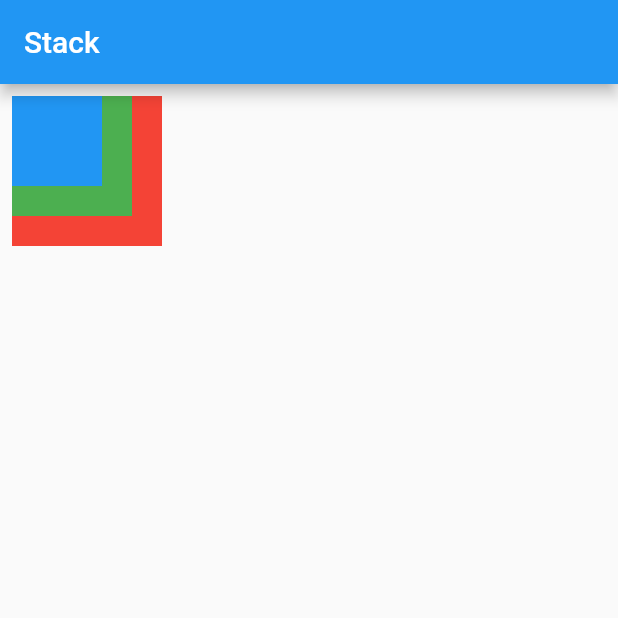
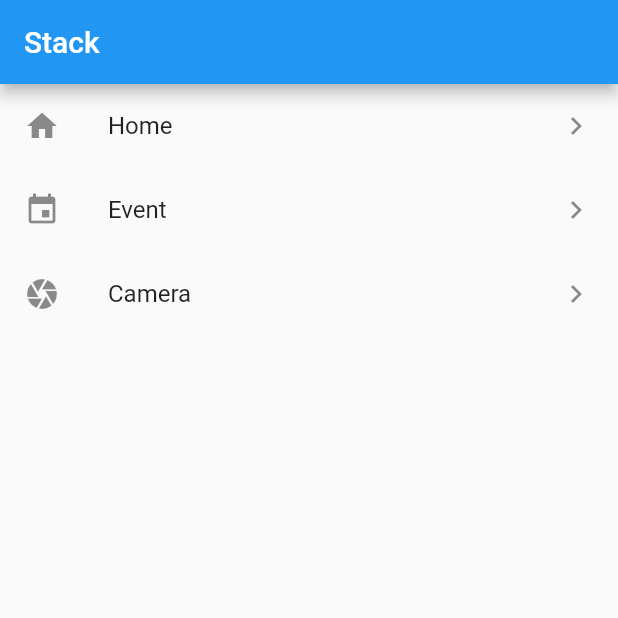
Before and after one commit to chihyeonWON/Flutter-Widget, a Flutter app: the screen it shows after launch, on a phone screen of 412 x 824 dp, the top half of it. Run offline on Flutter 3.47's test engine with Material 2 defaults, Android fonts, the phone set to English and light mode, and no system bars.

Commit message:
ListView, ListTile 실습

```diff
--- a/lib/main.dart
+++ b/lib/main.dart
@@ -16,6 +16,8 @@ class MyApp extends StatelessWidget {
 }
 // 여기까지는 공통코드
 
+final items = List.generate(100, (i)=>i).toList();
+
 //여기부터 수정
 class MyHomePage extends StatelessWidget {
   @override
@@ -24,31 +26,29 @@ class MyHomePage extends StatelessWidget {
       appBar: AppBar(
         title: Text('Stack'),
       ),
-      body: Stack (
-        children: <Widget>[
-          Container(
-            color: Colors.red,
-            width: 100,
-            height: 100,
-            padding: const EdgeInsets.all(8.0),
-            margin: const EdgeInsets.all(8.0),
+      body: ListView(
+        scrollDirection: Axis.vertical,
+        children:<Widget>[
+          ListTile(
+            leading:Icon(Icons.home),
+            title:Text('Home'),
+            trailing:Icon(Icons.navigate_next),
+            onTap:() {},
           ),
-          Container(
-            color: Colors.green,
-            width: 80,
-            height: 80,
-            padding: const EdgeInsets.all(8.0),
-            margin: const EdgeInsets.all(8.0),
+          ListTile(
+            leading:Icon(Icons.event),
+            title:Text('Event'),
+            trailing:Icon(Icons.navigate_next),
+            onTap:() {},
           ),
-          Container(
-            color: Colors.blue,
-            width: 60,
-            height: 60,
-            padding: const EdgeInsets.all(8.0),
-            margin: const EdgeInsets.all(8.0),
-          ),
-        ],
-      ),
+          ListTile(
+            leading:Icon(Icons.camera),
+            title:Text('Camera'),
+            trailing:Icon(Icons.navigate_next),
+            onTap:() {},
+          )
+        ]
+      )
     );
   }
 }
```
